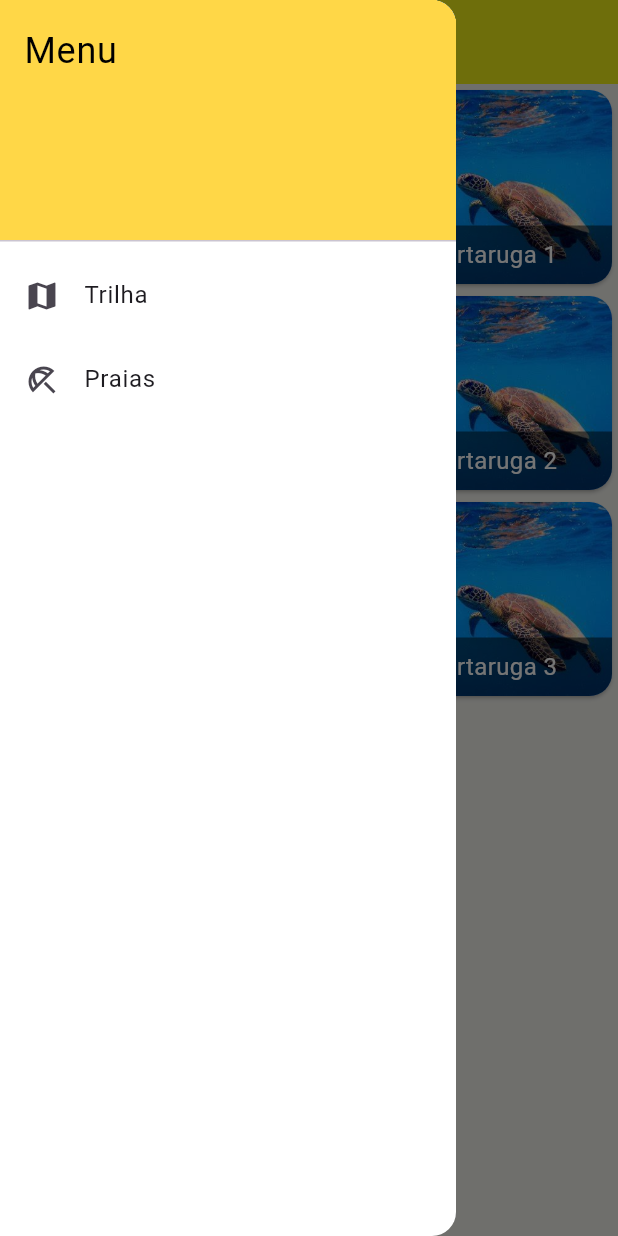
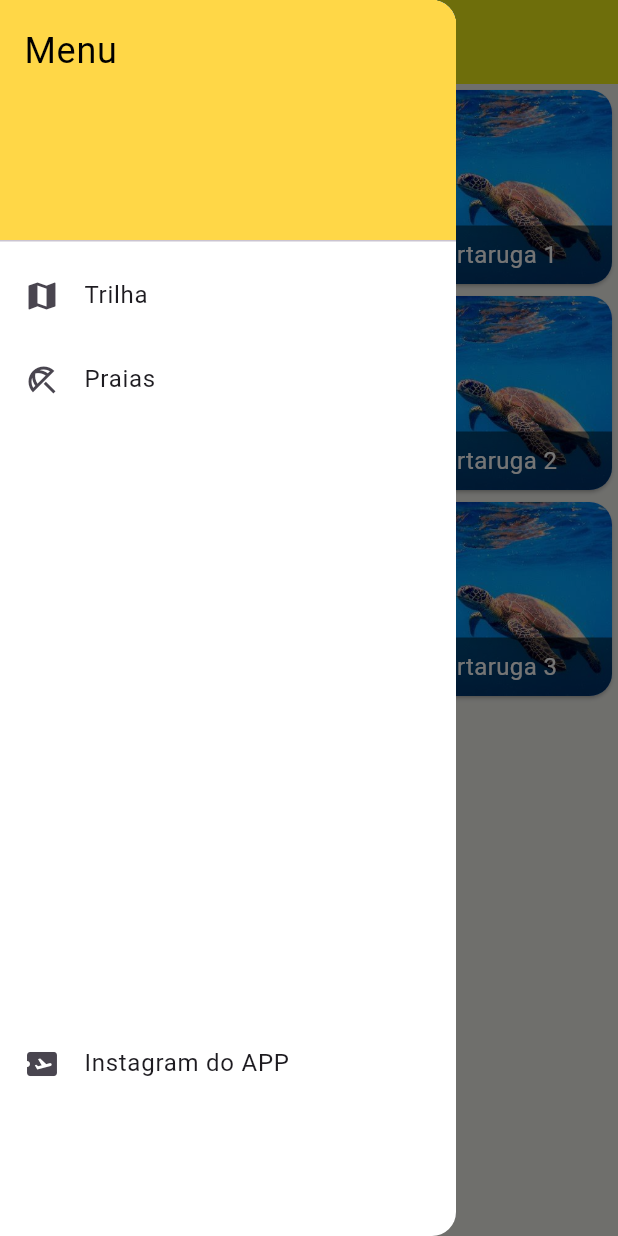
Before and after one commit to SamuelVasconcelos-Br/Sand-lias, a Flutter app: the screen it shows after launch, with the side drawer open, on a phone screen of 412 x 824 dp. Run offline on Flutter 3.47's test engine with Material 3 defaults, Android fonts, the phone set to English and light mode, and no system bars; our stand-ins replace gap.

Commit message:
Update main.dart

```diff
--- a/appsandalias/lib/main.dart
+++ b/appsandalias/lib/main.dart
@@ -3,6 +3,9 @@ import 'package:appsandalias/animals.dart';
 import 'package:appsandalias/praias.dart';
 import 'package:appsandalias/trilhas.dart';
 import 'package:flutter/material.dart';
+import 'package:gap/gap.dart';
+import 'package:url_launcher/url_launcher.dart';
+
 
 void main() {
   runApp(const MyApp());
@@ -44,6 +47,15 @@ class _MyHomePageState extends State<MyHomePage> {
     }
   }
 
+  void abrirUrl() async {
+    const url = 'https://www.instagram.com/projetosandalias.2ds/';
+    if (await canLaunchUrl(Uri.parse(url))) {
+      await launchUrl(Uri.parse(url));
+    } else {
+      throw 'Could not launch $url';
+    }
+  }
+
   @override
   Widget build(BuildContext context) {
     return Scaffold(
@@ -59,7 +71,7 @@ class _MyHomePageState extends State<MyHomePage> {
               },
               tooltip: MaterialLocalizations.of(context).openAppDrawerTooltip,
             );
-          },
+},
         ),
       ),
       drawer: Drawer(
@@ -87,17 +99,27 @@ class _MyHomePageState extends State<MyHomePage> {
                 Navigator.push(context, MaterialPageRoute(builder: (context) => const TrilhasPag()), );
               },
             ),
+
             ListTile(
               leading: const Icon(Icons.beach_access_outlined),
               title: const Text('Praias'),
               onTap: () {
                 Navigator.push(context, MaterialPageRoute(builder: (context) => const PraiasPag()), );
-              },
+              }
+            ),
+
+             const Gap (400),
+
+            ListTile(
+              leading: const Icon(Icons.airplane_ticket),
+              title: const Text('Instagram do APP'),
+              onTap: () {abrirUrl();}
             ),
 
           ],
         ),
       ),
+
       body: GridView.count(
         crossAxisCount: 3,
         children: <Widget>[
```
